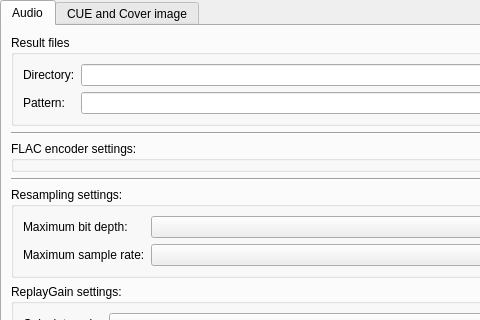
This is gui/preferences/profilespage/profiletabwidget.ui in flacon/flacon as Qt 5 draws it before an edit; both pictures show x 0 to 480 and y 0 to 320 of the 627 by 513 pixel window. The edited form follows.
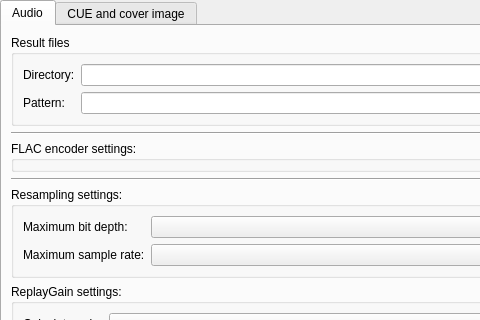
This is the edited form. Custom widgets are drawn as their Qt base class.

Commit message:
Translations fix: yahoe.001 created an issue for the string: CUE and Cover image
@sokoloff This should rather read: "CUE and cover image"

```diff
--- a/gui/preferences/profilespage/profiletabwidget.ui
+++ b/gui/preferences/profilespage/profiletabwidget.ui
@@ -223,7 +223,7 @@
   </widget>
   <widget class="QWidget" name="cueTab">
    <attribute name="title">
-    <string comment="Preferences dialog tab title">CUE and Cover image</string>
+    <string comment="Preferences dialog tab title">CUE and cover image</string>
    </attribute>
    <layout class="QVBoxLayout" name="verticalLayout_2">
     <item>
```
